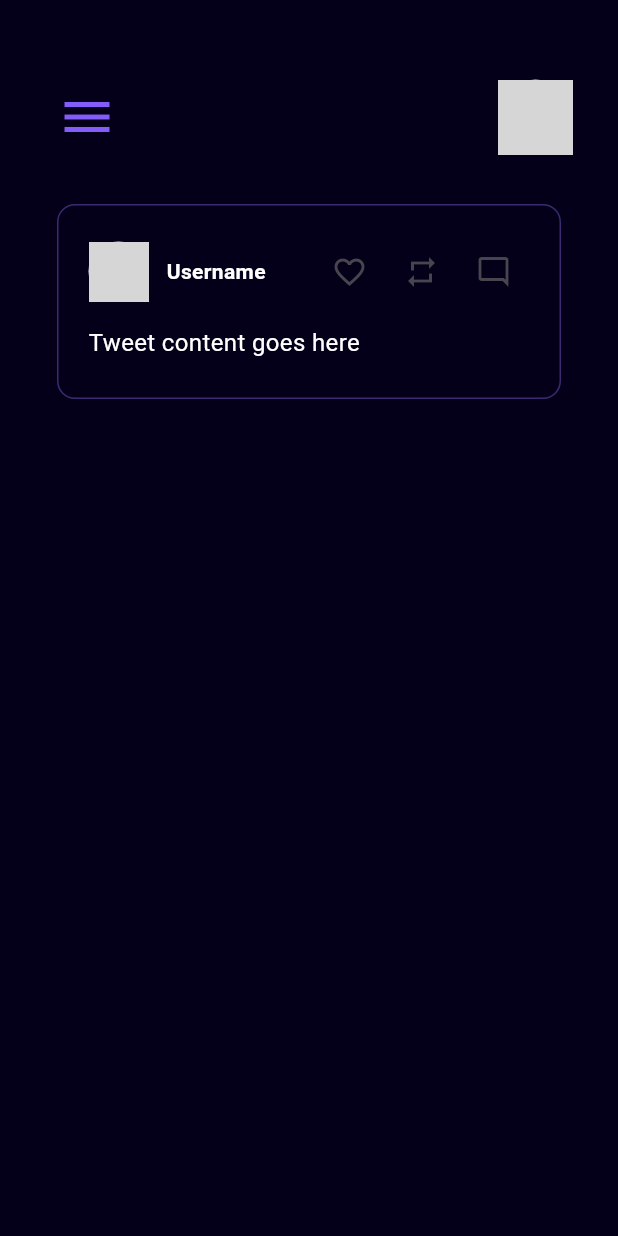
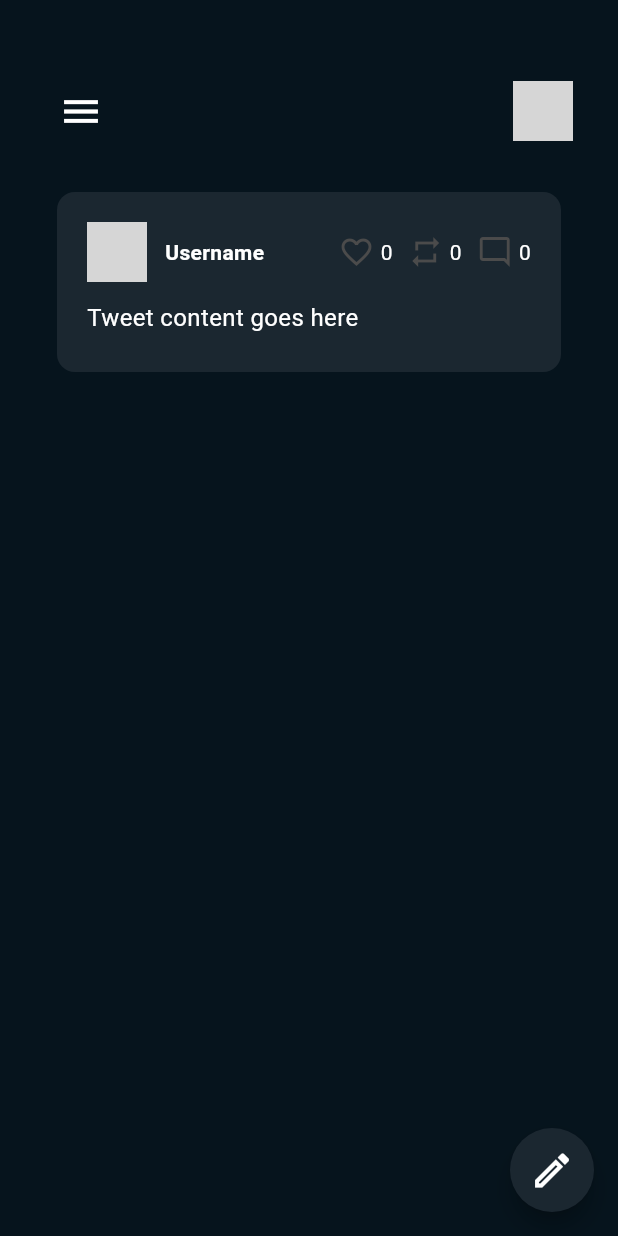
Before and after one commit to Antara-Paul04/Twitter-Clone, a Flutter app: the screen it shows after launch, on a phone screen of 412 x 824 dp. Run offline on Flutter 3.47's test engine with Material 3 defaults, Android fonts, the phone set to English and light mode, and no system bars; network calls fail; grey boxes are pictures that could not be loaded.

```diff
--- a/twitter_clone/lib/main.dart
+++ b/twitter_clone/lib/main.dart
@@ -1,5 +1,6 @@
 import 'package:flutter/material.dart';
 import 'package:twitter_clone/pages/homepage.dart';
+import 'package:twitter_clone/pages/profilepage.dart';
 
 void main() {
   runApp(MyApp());
@@ -9,7 +10,6 @@ class MyApp extends StatelessWidget {
   @override
   Widget build(BuildContext context) {
     return MaterialApp(
-      initialRoute: '/',
       routes: {
         '/': (context) => Homepage(),
       },
--- /dev/null
+++ b/twitter_clone/lib/models/tweetbuttons.dart
@@ -0,0 +1,34 @@
+import 'package:flutter/material.dart';
+
+class IconButtonWithCount extends StatelessWidget {
+  final Widget icon;
+  final int count;
+  final VoidCallback onPressed;
+
+  const IconButtonWithCount({
+    Key? key,
+    required this.icon,
+    required this.count,
+    required this.onPressed,
+  }) : super(key: key);
+
+  @override
+  Widget build(BuildContext context) {
+    return InkWell(
+      onTap: onPressed,
+      child: Row(
+        mainAxisSize: MainAxisSize.min,
+        children: [
+          icon,
+          SizedBox(width: 4),
+          Text(
+            count.toString(),
+            style: TextStyle(
+              color: Colors.white,
+            ),
+          ),
+        ],
+      ),
+    );
+  }
+}
--- a/twitter_clone/lib/pages/homepage.dart
+++ b/twitter_clone/lib/pages/homepage.dart
@@ -1,6 +1,6 @@
 import 'package:flutter/material.dart';
-import 'package:flutter/widgets.dart';
 import 'package:twitter_clone/widgets/tweet.dart';
+import 'package:twitter_clone/pages/profilepage.dart';
 
 class Homepage extends StatefulWidget {
   @override
@@ -11,7 +11,7 @@ class _HomepageState extends State<Homepage> {
   @override
   Widget build(BuildContext context) {
     return Scaffold(
-      backgroundColor: Color(0xFF040019),
+      backgroundColor: Color(0xFF06141D),
       appBar: AppBar(
         backgroundColor: Colors.transparent,
         toolbarHeight: 20,
@@ -28,23 +28,43 @@ class _HomepageState extends State<Homepage> {
                   },
                   icon: Icon(
                     Icons.menu,
-                    color: Color(0xFF845CF9),
-                    size: 40,
+                    color: Colors.white,
+                    size: 30,
                   ),
                 ),
                 Spacer(),
-                CircleAvatar(
-                  radius: 25,
-                  backgroundImage: NetworkImage(
-                    'https://via.placeholder.com/150',
+                GestureDetector(
+                    onTap: () {
+                      Navigator.push(
+                        context,
+                        MaterialPageRoute(builder: (context) => Profile()),
+                      );
+                    },
+                    child: CircleAvatar(
+                      radius: 20,
+                      backgroundImage: NetworkImage(
+                        'https://i.pinimg.com/564x/b0/75/f8/b075f8b232d3bf57d41893afa5070597.jpg',
+                      ),
+                    ),
                   ),
-                ),
+
               ],
             ),
-            Tweet()
+            Tweet(),
           ],
         ),
       ),
+      floatingActionButton: FloatingActionButton(
+        onPressed: () {
+          print('Write button pressed');
+        },
+        backgroundColor: Color(0xFF1B2730),
+        shape: RoundedRectangleBorder(
+          borderRadius: BorderRadius.circular(70.0),
+        ),
+        child: Icon(Icons.edit_outlined, color: Color.fromARGB(255, 255, 255, 255), size: 30),
+      ),
+
     );
   }
 }
--- a/twitter_clone/lib/widgets/tweet.dart
+++ b/twitter_clone/lib/widgets/tweet.dart
@@ -1,4 +1,5 @@
 import 'package:flutter/material.dart';
+import 'package:twitter_clone/models/tweetbuttons.dart';
 
 class Tweet extends StatefulWidget {
   @override
@@ -6,16 +7,18 @@ class Tweet extends StatefulWidget {
 }
 
 class _TweetState extends State<Tweet> {
+  int _likesCount = 0;
+  int _retweetsCount = 0;
+  int _commentsCount = 0;
+
   @override
   Widget build(BuildContext context) {
     return Padding(
       padding: const EdgeInsets.fromLTRB(8, 30, 8, 0),
       child: Container(
         decoration: BoxDecoration(
+          color: Color(0xFF1B2730),
           borderRadius: BorderRadius.circular(12.0),
-          border: Border.all(
-            color: Color(0xFF3C2A71)
-          ),
         ),
         child: Padding(
           padding: const EdgeInsets.fromLTRB(8, 8, 8, 25),
@@ -28,33 +31,49 @@ class _TweetState extends State<Tweet> {
                   children: [
                     CircleAvatar(
                       radius: 20,
-                      backgroundImage: NetworkImage('https://via.placeholder.com/150'),
+                      backgroundImage: NetworkImage('https://i.pinimg.com/564x/41/65/93/41659305375281faeee30af10ac08a96.jpg'),
                     ),
                     SizedBox(width: 12),
                     Text(
                       'Username',
                       style: TextStyle(
                         fontWeight: FontWeight.bold,
-                        color: Colors.white
+                        color: Colors.white,
                       ),
                     ),
                     Spacer(),
-                    Row(
-                      mainAxisSize: MainAxisSize.min,
-                      children: [
-                        IconButton(
-                          onPressed: () {},
-                          icon: Icon(Icons.favorite_border),
-                        ),
-                        IconButton(
-                          onPressed: () {},
-                          icon: Icon(Icons.repeat),
-                        ),
-                        IconButton(
-                          onPressed: () {},
-                          icon: Icon(Icons.mode_comment_outlined),
-                        ),
-                      ],
+                    IconButtonWithCount(
+                      icon: _likesCount > 0
+                          ? Icon(Icons.favorite, color: Colors.white)
+                          : Icon(Icons.favorite_border, color: const Color.fromARGB(255, 75, 75, 75)),
+                      count: _likesCount,
+                      onPressed: () {
+                        setState(() {
+                          _likesCount = (_likesCount == 0) ? 1 : 0;
+                        });
+                      },
+                    ),
+                    SizedBox(width:10),
+                    IconButtonWithCount(
+                      icon: _retweetsCount > 0
+                          ? Icon(Icons.repeat, color: Colors.white)
+                          : Icon(Icons.repeat, color: const Color.fromARGB(255, 75, 75, 75)),
+                      count: _retweetsCount,
+                      onPressed: () {
+                        setState(() {
+                          _retweetsCount = (_retweetsCount == 0) ? 1 : 0;
+                        });
+                      },
+                    ),
+                    SizedBox(width:10),
+                    IconButtonWithCount(
+                      icon: Icon(Icons.mode_comment_outlined, color: const Color.fromARGB(255, 75, 75, 75)),
+                      count: _commentsCount,
+                      onPressed: () {
+                        setState(() {
+                          _commentsCount++;
+                        });
+                      },
                     ),
                   ],
                 ),
@@ -65,7 +84,7 @@ class _TweetState extends State<Tweet> {
                   'Tweet content goes here',
                   style: TextStyle(
                     fontSize: 16,
-                    color: Colors.white
+                    color: Colors.white,
                   ),
                 ),
               ),
```
Also changed, not shown: twitter_clone/lib/pages/profilepage.dart (added, +106 -0 lines).
